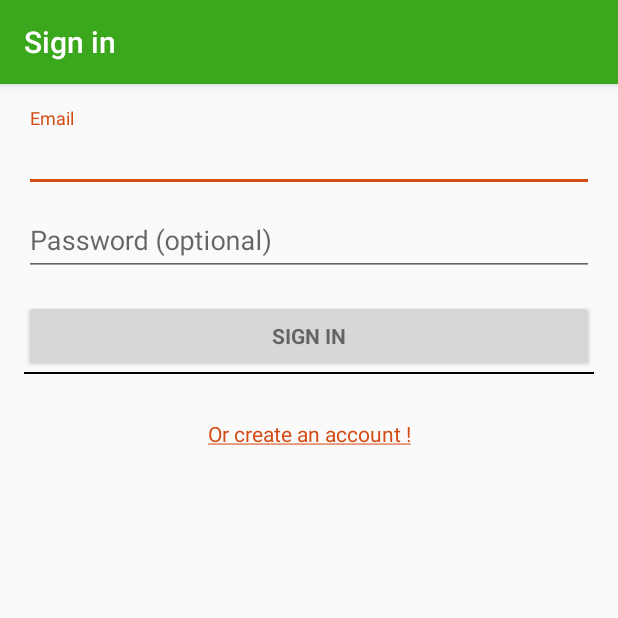
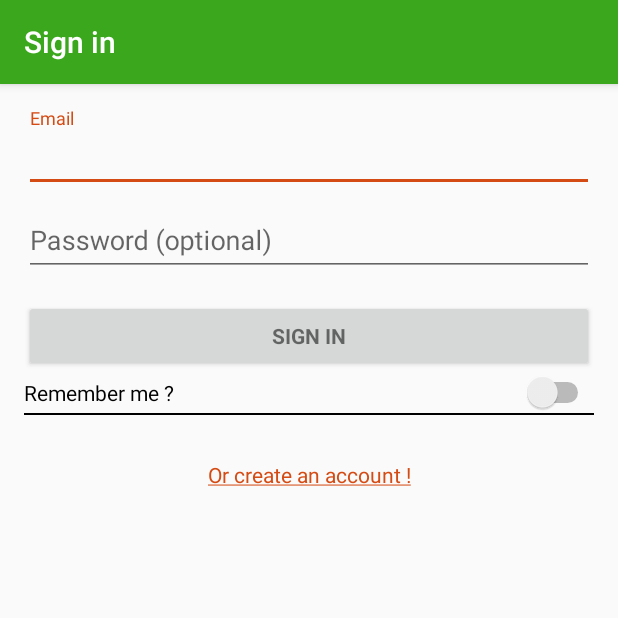
Before and after one commit to Fraktalis/caterpillapp-android, an Android app: the screen it shows after launch (LoginActivity), on a phone screen of 412 x 824 dp, the top half of it. Run offline under Robolectric (Android 15) with nearby library versions, the light colour scheme and no system bars; our stand-ins replace Firebase (no records; nobody signed in at launch, a user with empty details on screens opened directly).

Commit message:
Added a remember me switch and a Toast message at log out

```diff
--- a/leafguard-core/app/src/main/java/com/example/vincentale/leafguard_core/HomeActivity.java
+++ b/leafguard-core/app/src/main/java/com/example/vincentale/leafguard_core/HomeActivity.java
@@ -13,6 +13,7 @@ import android.widget.Button;
 
 import android.util.Log;
 import android.widget.TextView;
+import android.widget.Toast;
 
 import com.example.vincentale.leafguard_core.model.User;
 import com.example.vincentale.leafguard_core.model.UserManager;
@@ -95,6 +96,7 @@ public class HomeActivity extends AppCompatActivity {
         switch (item.getItemId()) {
             case R.id.action_logout:
                 mUserManager.signOut();
+                Toast.makeText(this, R.string.log_out_success, Toast.LENGTH_SHORT).show();
                 Intent loginIntent = new Intent(this, LoginActivity.class);
                 startActivity(loginIntent);
                 finish();
--- a/leafguard-core/app/src/main/res/layout/activity_login.xml
+++ b/leafguard-core/app/src/main/res/layout/activity_login.xml
@@ -73,6 +73,12 @@
                 android:text="@string/action_sign_in"
                 android:textStyle="bold" />
 
+            <Switch
+                android:id="@+id/rememberMeSwitch"
+                android:layout_width="match_parent"
+                android:layout_height="wrap_content"
+                android:text="@string/remember_me" />
+
             <View
                 android:id="@+id/view"
                 android:layout_width="match_parent"
@@ -87,7 +93,7 @@
                 android:autoLink="all"
                 android:gravity="center"
                 android:text="@string/action_register"
-                android:textAllCaps="false"
+                android:textAppearance="@style/TextAppearance.AppCompat"
                 android:textColor="@android:color/holo_blue_dark" />
 
         </LinearLayout>
--- a/leafguard-core/app/src/main/res/values/strings.xml
+++ b/leafguard-core/app/src/main/res/values/strings.xml
@@ -72,9 +72,15 @@
 
 
         ]]>
-</string>
+    </string>
 
     <!-- TODO: Remove or change this placeholder text -->
     <string name="hello_blank_fragment">Hello blank fragment</string>
     <string name="edit_profile_action">Edit profile</string>
+    <string name="log_out_success">Successfully logged out !</string>
+    <string name="remember_me">Remember me ?</string>
+
+    <!-- cache file names -->
+    <string name="remember_email_filename">remember_me</string>
+    <string name="remember_email">remember_email</string>
 </resources>
```
Also changed, not shown: leafguard-core/app/src/main/java/com/example/vincentale/leafguard_core/LoginActivity.java (+26 -0 lines).
